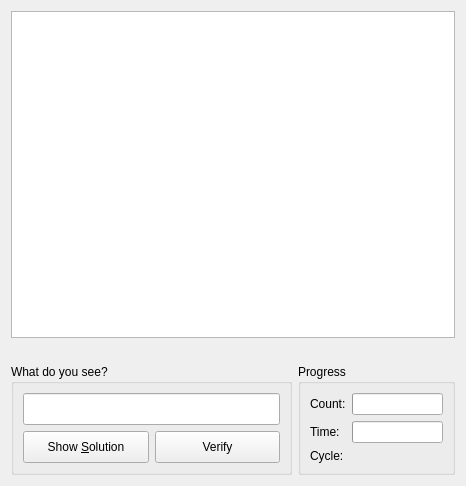
Before: the Qt Designer form src/practice/imagepracticedlg.ui in KDE/parley, drawn with Qt 5.
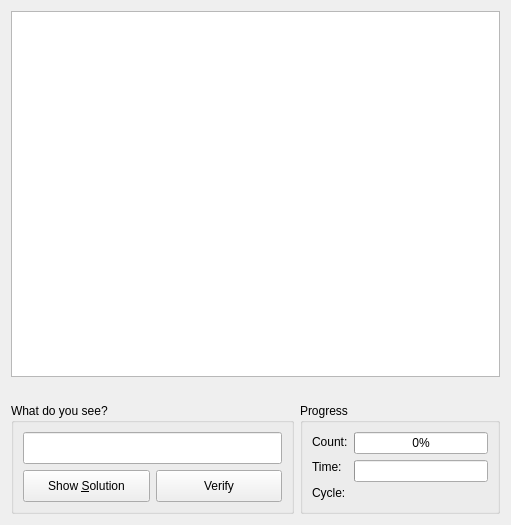
After: the same form once the commit is applied. Icons and pictures are not drawn. Custom widgets are drawn as their Qt base class.

Commit message: better width for progress counter

What changed in the file:
```diff
--- a/src/practice/imagepracticedlg.ui
+++ b/src/practice/imagepracticedlg.ui
@@ -5,8 +5,8 @@
    <rect>
     <x>0</x>
     <y>0</y>
-    <width>466</width>
-    <height>486</height>
+    <width>511</width>
+    <height>525</height>
    </rect>
   </property>
   <property name="windowTitle" >
@@ -44,7 +44,7 @@
      <item>
       <widget class="QGroupBox" name="groupBox" >
        <property name="sizePolicy" >
-        <sizepolicy vsizetype="Preferred" hsizetype="MinimumExpanding" >
+        <sizepolicy vsizetype="Preferred" hsizetype="Expanding" >
          <horstretch>0</horstretch>
          <verstretch>0</verstretch>
         </sizepolicy>
@@ -102,16 +102,24 @@
      <item>
       <widget class="QGroupBox" name="progressgroup" >
        <property name="sizePolicy" >
-        <sizepolicy vsizetype="Minimum" hsizetype="Fixed" >
+        <sizepolicy vsizetype="Minimum" hsizetype="Preferred" >
          <horstretch>0</horstretch>
          <verstretch>0</verstretch>
         </sizepolicy>
        </property>
+       <property name="maximumSize" >
+        <size>
+         <width>200</width>
+         <height>16777215</height>
+        </size>
+       </property>
        <property name="title" >
         <string>Progress</string>
        </property>
-       <layout class="QGridLayout" >
-        <item row="0" column="0" >
+       <layout class="QHBoxLayout" >
+        <item>
+         <layout class="QVBoxLayout" >
+          <item>
          <widget class="QLabel" name="countlabel" >
           <property name="sizePolicy" >
            <sizepolicy vsizetype="Preferred" hsizetype="Preferred" >
@@ -124,17 +132,7 @@
           </property>
          </widget>
         </item>
-        <item row="0" column="1" >
-         <widget class="QProgressBar" name="countbar" >
-          <property name="sizePolicy" >
-           <sizepolicy vsizetype="Fixed" hsizetype="Fixed" >
-            <horstretch>0</horstretch>
-            <verstretch>0</verstretch>
-           </sizepolicy>
-          </property>
-         </widget>
-        </item>
-        <item row="1" column="0" >
+          <item>
          <widget class="QLabel" name="timelabel" >
           <property name="sizePolicy" >
            <sizepolicy vsizetype="Preferred" hsizetype="Preferred" >
@@ -147,17 +145,7 @@
           </property>
          </widget>
         </item>
-        <item row="1" column="1" >
-         <widget class="QProgressBar" name="timeProgressBar" >
-          <property name="sizePolicy" >
-           <sizepolicy vsizetype="Fixed" hsizetype="Fixed" >
-            <horstretch>0</horstretch>
-            <verstretch>0</verstretch>
-           </sizepolicy>
-          </property>
-         </widget>
-        </item>
-        <item row="2" column="0" >
+          <item>
          <widget class="QLabel" name="Cyclelabel" >
           <property name="frameShape" >
            <enum>QFrame::NoFrame</enum>
@@ -167,15 +155,44 @@
           </property>
          </widget>
         </item>
-        <item row="2" column="1" >
+         </layout>
+        </item>
+        <item>
+         <layout class="QVBoxLayout" >
+          <item>
+           <widget class="QProgressBar" name="countbar" >
+            <property name="sizePolicy" >
+             <sizepolicy vsizetype="Fixed" hsizetype="MinimumExpanding" >
+              <horstretch>0</horstretch>
+              <verstretch>0</verstretch>
+             </sizepolicy>
+            </property>
+            <property name="value" >
+             <number>0</number>
+            </property>
+           </widget>
+          </item>
+          <item>
+           <widget class="QProgressBar" name="timeProgressBar" >
+            <property name="sizePolicy" >
+             <sizepolicy vsizetype="Fixed" hsizetype="MinimumExpanding" >
+              <horstretch>0</horstretch>
+              <verstretch>0</verstretch>
+             </sizepolicy>
+            </property>
+           </widget>
+          </item>
+          <item>
          <widget class="QLabel" name="progCount" >
           <property name="sizePolicy" >
-           <sizepolicy vsizetype="Minimum" hsizetype="Fixed" >
+             <sizepolicy vsizetype="Minimum" hsizetype="MinimumExpanding" >
             <horstretch>0</horstretch>
             <verstretch>0</verstretch>
            </sizepolicy>
           </property>
          </widget>
+          </item>
+         </layout>
         </item>
        </layout>
       </widget>
```
Lines whose indentation alone changed are shown as unchanged.
